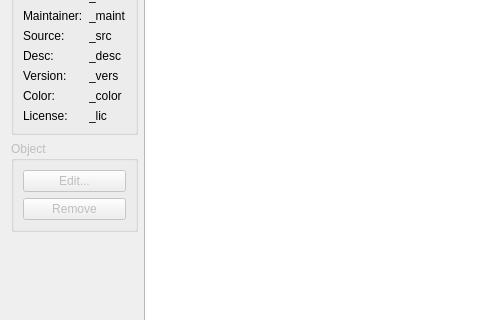
Old version of the form kstars/dialogs/catalogdetails.ui in the repository KDE/kstars; both pictures show x 0 to 480 and y 91 to 411 of the 987 by 583 pixel window.
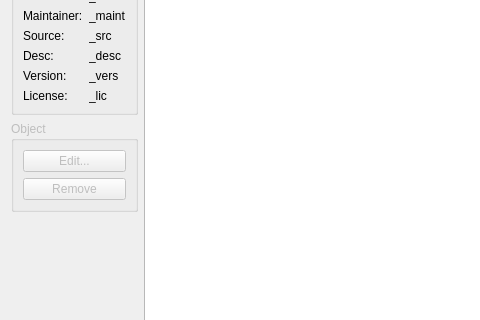
New version of the form.

Commit message: implement color selection for catalog edit form

What changed in the file:
```diff
--- a/kstars/dialogs/catalogdetails.ui
+++ b/kstars/dialogs/catalogdetails.ui
@@ -129,20 +129,6 @@
             </property>
            </widget>
           </item>
-          <item row="7" column="0">
-           <widget class="QLabel" name="label_2">
-            <property name="text">
-             <string>Color:</string>
-            </property>
-           </widget>
-          </item>
-          <item row="7" column="1">
-           <widget class="QLabel" name="color">
-            <property name="text">
-             <string>_color</string>
-            </property>
-           </widget>
-          </item>
           <item row="3" column="0">
            <widget class="QLabel" name="label_4">
             <property name="text">
```
The commit also changes 7 other files.
